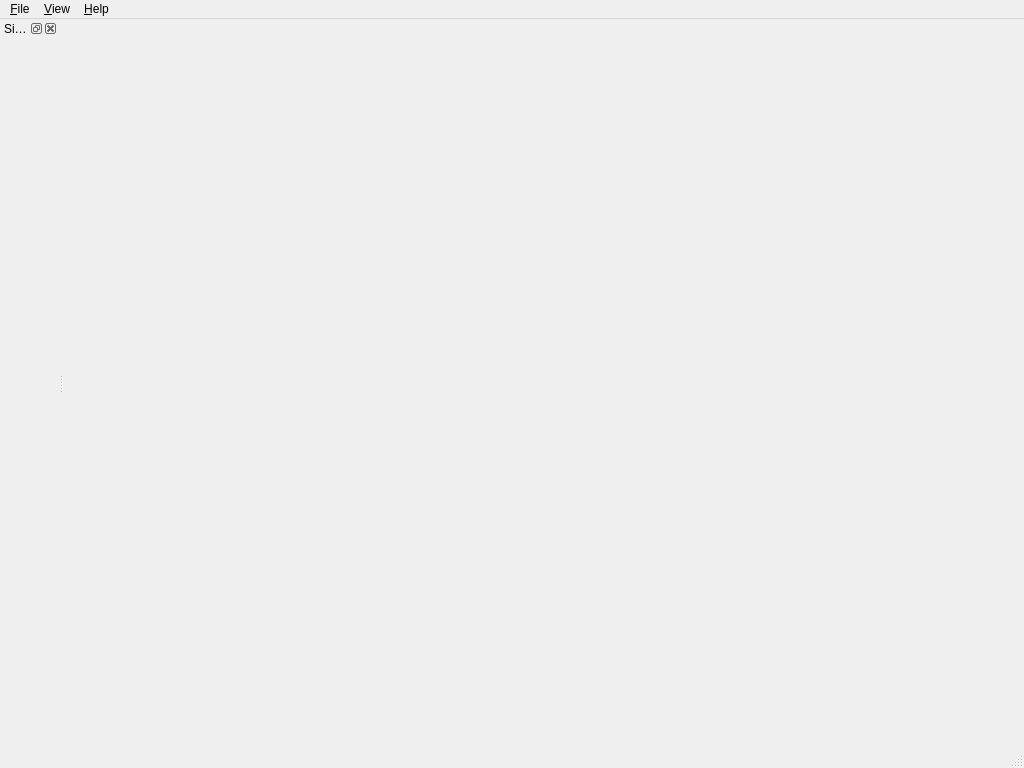
Qt form src/ui/main_window.ui (thermeng/SciRender) before a commit.
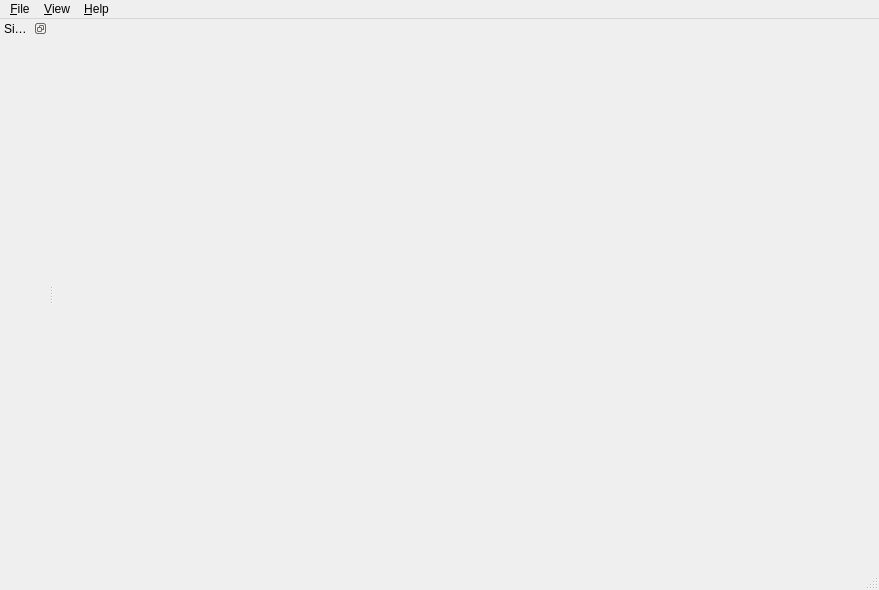
The same form after that commit.

Commit message: Minor .ui formatting consistency

Diff of the .ui file:
```diff
--- a/src/ui/main_window.ui
+++ b/src/ui/main_window.ui
@@ -6,8 +6,8 @@
    <rect>
     <x>0</x>
     <y>0</y>
-    <width>1024</width>
-    <height>768</height>
+    <width>879</width>
+    <height>590</height>
    </rect>
   </property>
   <property name="windowTitle">
@@ -25,8 +25,10 @@
     <set>Qt::LeftDockWidgetArea</set>
    </property>
    <property name="features">
-    <set>QDockWidget::DockWidgetMovable</set>
-    <set>QDockWidget::DockWidgetFloatable</set>
+    <set>QDockWidget::DockWidgetFeature::DockWidgetFloatable</set>
+   </property>
+   <property name="allowedAreas">
+    <set>Qt::DockWidgetArea::LeftDockWidgetArea</set>
    </property>
    <property name="windowTitle">
     <string>Sidebar</string>
@@ -78,8 +80,8 @@
     <rect>
      <x>0</x>
      <y>0</y>
-     <width>1024</width>
-     <height>22</height>
+     <width>879</width>
+     <height>25</height>
     </rect>
    </property>
    <widget class="QMenu" name="menuFile">
```
Left out of the diff: 17 changed lines with no effect on the pictures. The commit also changes 2 other files.
